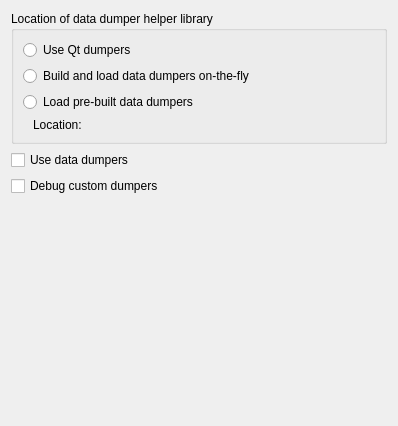
Qt form src/plugins/debugger/dumperoptionpage.ui (qt-creator/qt-creator) before a commit.
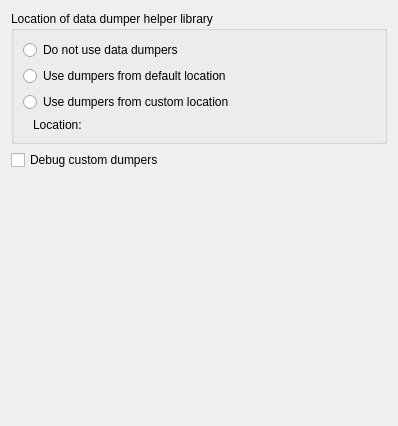
The same form after that commit. Custom widgets are drawn as their Qt base class.

Commit message: debugger: remove reference to dumper build step from debugger UI

```diff
--- a/src/plugins/debugger/dumperoptionpage.ui
+++ b/src/plugins/debugger/dumperoptionpage.ui
@@ -20,27 +20,20 @@
       <string>Location of data dumper helper library</string>
      </property>
      <layout class="QGridLayout" name="gridLayout">
-      <item row="0" column="0">
-       <widget class="QRadioButton" name="radioButtonUseQtDumpers">
-        <property name="text">
-         <string>Use Qt dumpers</string>
-        </property>
-       </widget>
-      </item>
       <item row="1" column="0">
        <widget class="QRadioButton" name="radioButtonBuildDumpersOnTheFly">
         <property name="toolTip">
          <string>This is the slowest but safest option.</string>
         </property>
         <property name="text">
-         <string>Build and load data dumpers on-the-fly</string>
+         <string>Use dumpers from default location</string>
         </property>
        </widget>
       </item>
       <item row="2" column="0">
        <widget class="QRadioButton" name="radioButtonUsePrebuiltDumpers">
         <property name="text">
-         <string>Load pre-built data dumpers</string>
+         <string>Use dumpers from custom location</string>
         </property>
        </widget>
       </item>
@@ -74,6 +67,16 @@
         </item>
        </layout>
       </item>
+      <item row="0" column="0">
+       <widget class="QRadioButton" name="radioButtonDisplayRawData">
+        <property name="toolTip">
+         <string>This will disable nice display of Qt and Standard Library objects in the Locals&amp;Watchers view</string>
+        </property>
+        <property name="text">
+         <string>Do not use data dumpers</string>
+        </property>
+       </widget>
+      </item>
      </layout>
     </widget>
    </item>
@@ -100,13 +103,6 @@
      </property>
     </widget>
    </item>
-   <item row="1" column="0">
-    <widget class="QCheckBox" name="checkBoxUseDumpers">
-     <property name="text">
-      <string>Use data dumpers</string>
-     </property>
-    </widget>
-   </item>
   </layout>
  </widget>
  <customwidgets>
```
Left out of the diff: 6 changed lines with no effect on the pictures. The commit also changes 6 other files.
